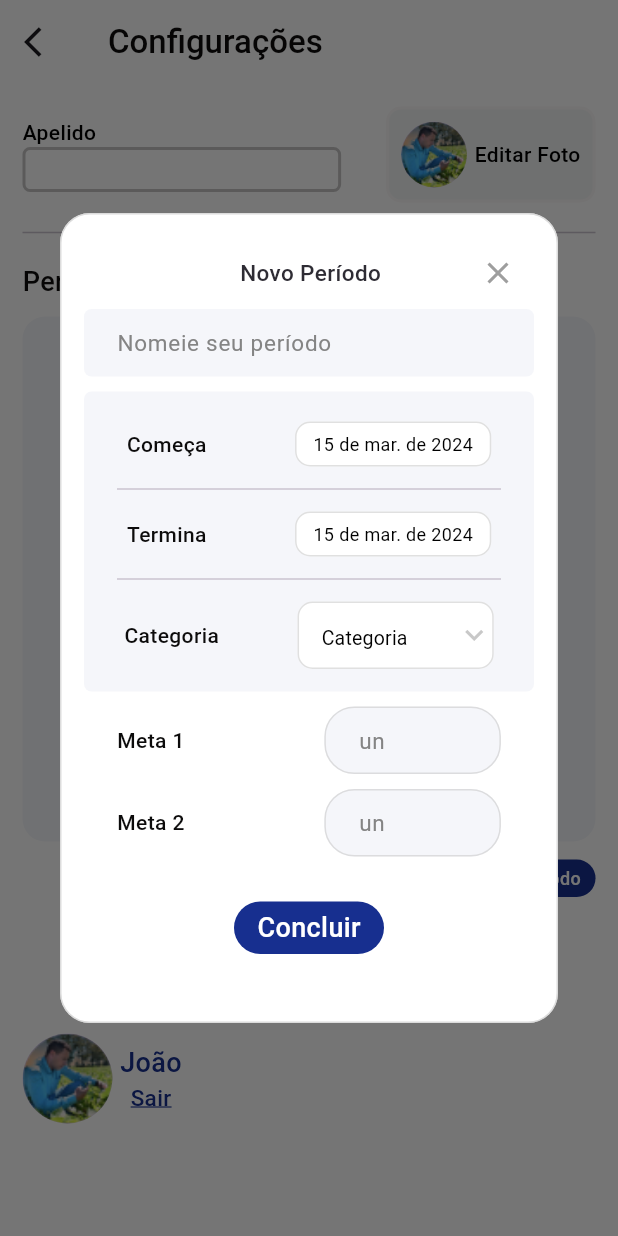
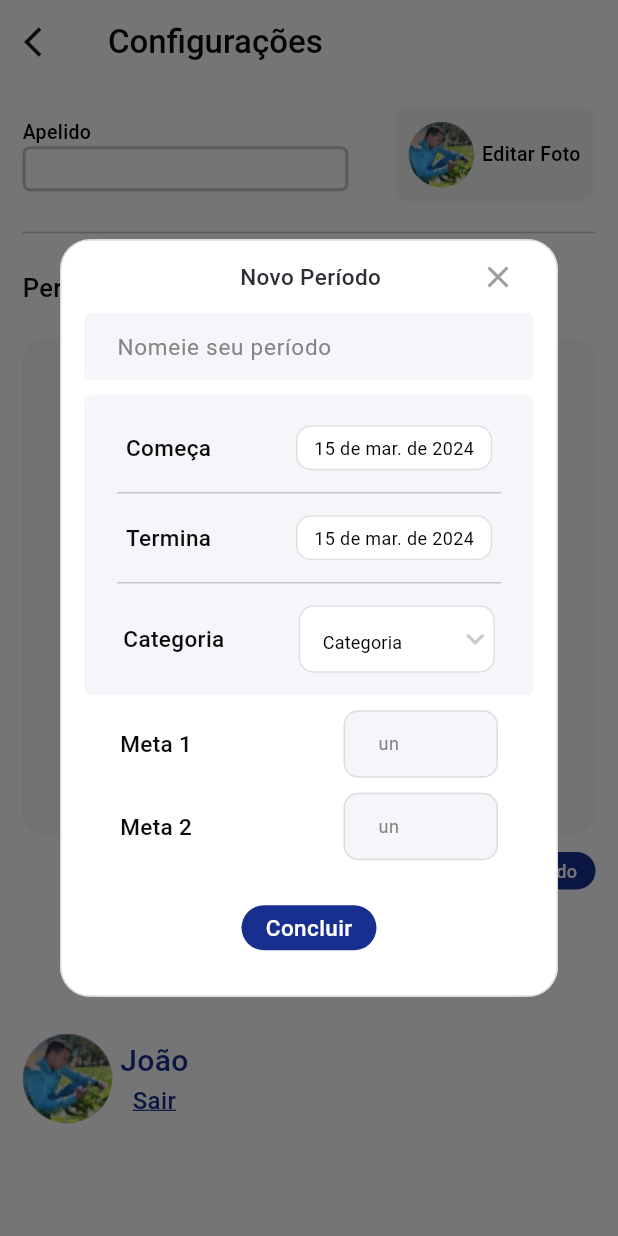
Before and after one commit to Augustob790/CRUD-Flutter, a Flutter app: the screen it shows after launch, after a tap on "Adicionar Período", on a phone screen of 412 x 824 dp. Run offline on Flutter 3.47's test engine with Material 3 defaults, Android fonts, the phone set to English and light mode, and no system bars; our stand-ins replace sqflite, table_calendar; accounts and stored records are empty; Roboto replaces fonts that are missing (Manrope, Nunito).

```diff
--- a/lib/presentation/pages/add/widget/add_modal.dart
+++ b/lib/presentation/pages/add/widget/add_modal.dart
@@ -49,7 +49,7 @@ class _PopUpOpinionsState extends State<AddNewPeriod> {
             borderRadius: const BorderRadius.all(Radius.circular(20)),
           ),
           child: Padding(
-            padding: const EdgeInsets.all(15),
+            padding: const EdgeInsets.fromLTRB(15, 0, 15, 0),
             child: Column(
               mainAxisAlignment: MainAxisAlignment.center,
               children: [
@@ -62,13 +62,11 @@ class _PopUpOpinionsState extends State<AddNewPeriod> {
                         padding: const EdgeInsets.fromLTRB(50.0, 0, 0, 0),
                         child: Align(
                           alignment: Alignment.center,
-                          child: const Text(
-                            "Novo Período",
-                            style: TextStyle(
-                              fontSize: 15,
-                              fontWeight: FontWeight.w500,
-                              color: Color.fromRGBO(46, 44, 52, 1),
-                            ),
+                          child: const Manrope(
+                            text: "Novo Período",
+                            color: Color.fromRGBO(46, 44, 52, 1),
+                            size: 15,
+                            font: FontWeight.w500,
                           ),
                         ),
                       ),
@@ -95,6 +93,7 @@ class _PopUpOpinionsState extends State<AddNewPeriod> {
                           }
                           return null;
                         },
+                        fontSize: 15,
                         controller: widget.controller.titleController,
                         labelText: "Nomeie seu período",
                         obscure: false,
@@ -125,7 +124,7 @@ class _PopUpOpinionsState extends State<AddNewPeriod> {
                               text: "Começa",
                               color: Color.fromARGB(255, 12, 11, 11),
                               font: FontWeight.w500,
-                              size: 14,
+                              size: 15,
                             ),
                             const SizedBox(width: 5),
                             SizedBox(
@@ -140,7 +139,7 @@ class _PopUpOpinionsState extends State<AddNewPeriod> {
                                   });
                                 },
                                 positionedLeft: 65,
-                                positionedTop: 130,
+                                positionedTop: 150,
                               ),
                             )
                           ],
@@ -159,7 +158,7 @@ class _PopUpOpinionsState extends State<AddNewPeriod> {
                               text: "Termina",
                               color: Color.fromARGB(255, 12, 11, 11),
                               font: FontWeight.w500,
-                              size: 14,
+                              size: 15,
                             ),
                             const SizedBox(width: 5),
                             SizedBox(
@@ -174,7 +173,7 @@ class _PopUpOpinionsState extends State<AddNewPeriod> {
                                     });
                                   },
                                   positionedLeft: 65,
-                                  positionedTop: 130,
+                                  positionedTop: 150,
                                 )),
                             //Divider(height: 10),
                           ],
@@ -193,7 +192,7 @@ class _PopUpOpinionsState extends State<AddNewPeriod> {
                               text: "Categoria",
                               color: Color.fromARGB(255, 12, 11, 11),
                               font: FontWeight.w500,
-                              size: 14,
+                              size: 15,
                             ),
                             const SizedBox(width: 5),
                             Container(
@@ -202,8 +201,8 @@ class _PopUpOpinionsState extends State<AddNewPeriod> {
                               decoration: BoxDecoration(
                                 color: Colors.white,
                                 border: Border.all(
-                                    color:
-                                        const Color.fromARGB(159, 205, 205, 205),
+                                    color: const Color.fromARGB(
+                                        159, 205, 205, 205),
                                     width: 1),
                                 borderRadius:
                                     const BorderRadius.all(Radius.circular(10)),
@@ -221,7 +220,8 @@ class _PopUpOpinionsState extends State<AddNewPeriod> {
                                     widget.controller
                                         .onSelectedCategory(value ?? "");
                                   },
-                                  value: widget.controller.dropdownCategoryValue,
+                                  value:
+                                      widget.controller.dropdownCategoryValue,
                                   lists: widget.controller.categoria,
                                 ),
                               ),
@@ -240,7 +240,7 @@ class _PopUpOpinionsState extends State<AddNewPeriod> {
                       text: "Meta 1",
                       color: Color.fromARGB(255, 12, 11, 11),
                       font: FontWeight.w500,
-                      size: 14,
+                      size: 15,
                     ),
                     const SizedBox(width: 5),
                     InputPersonalized(
@@ -252,16 +252,17 @@ class _PopUpOpinionsState extends State<AddNewPeriod> {
                         }
                         return null;
                       },
+                      fontSize: 12,
                       controller: widget.controller.meta1,
                       labelText: "un",
                       obscure: false,
                       height: 45,
-                      width: (size.width / 3.5),
+                      width: (size.width / 4),
                       inputFormatters: [
                         FilteringTextInputFormatter.allow(RegExp('[0-9]')),
                         LengthLimitingTextInputFormatter(7),
                       ],
-                      borderRadius: const BorderRadius.all(Radius.circular(20)),
+                      borderRadius: const BorderRadius.all(Radius.circular(10)),
                       border: Border.all(
                           color: const Color.fromARGB(159, 205, 205, 205),
                           width: 1),
@@ -276,7 +277,7 @@ class _PopUpOpinionsState extends State<AddNewPeriod> {
                       text: "Meta 2",
                       color: Color.fromARGB(255, 12, 11, 11),
                       font: FontWeight.w500,
-                      size: 14,
+                      size: 15,
                     ),
                     const SizedBox(width: 5),
                     InputPersonalized(
@@ -289,15 +290,16 @@ class _PopUpOpinionsState extends State<AddNewPeriod> {
                         return null;
                       },
                       controller: widget.controller.meta2,
+                      fontSize: 12,
                       labelText: "un",
                       obscure: false,
                       height: 45,
-                      width: (size.width / 3.5),
+                      width: (size.width / 4),
                       inputFormatters: [
                         FilteringTextInputFormatter.allow(RegExp('[0-9]')),
                         LengthLimitingTextInputFormatter(7),
                       ],
-                      borderRadius: const BorderRadius.all(Radius.circular(20)),
+                      borderRadius: const BorderRadius.all(Radius.circular(10)),
                       border: Border.all(
                           color: const Color.fromARGB(159, 205, 205, 205),
                           width: 1),
@@ -306,11 +308,12 @@ class _PopUpOpinionsState extends State<AddNewPeriod> {
                 ),
                 CustomButtonStandard(
                   margin: const EdgeInsets.only(top: 30, bottom: 30),
-                  height: 35,
-                  width: 100,
+                  height: 30,
+                  width: 90,
                   onTap: widget.add,
                   color: Color.fromARGB(247, 15, 40, 139),
                   text: "Concluir",
+                  size: 15,
                   isLoading: true,
                 ),
               ],
--- a/lib/presentation/pages/home_page.dart
+++ b/lib/presentation/pages/home_page.dart
@@ -58,15 +58,18 @@ class _NoteListScreenState extends State<NoteListScreen> {
                     children: [
                       TopApp(),
                       Divider(height: 40),
-                      Manrope(
-                        text: "Períodos",
-                        color: Color.fromARGB(255, 12, 11, 11),
-                        font: FontWeight.w500,
-                        size: 18,
+                      Padding(
+                        padding: const EdgeInsets.only(top:5, bottom: 12),
+                        child: Manrope(
+                          text: "Períodos",
+                          color: Color.fromARGB(255, 12, 11, 11),
+                          font: FontWeight.w500,
+                          size: 17,
+                        ),
                       ),
                       Flexible(
                         child: Container(
-                        height: 350,
+                        height: 330,
                           margin: EdgeInsets.only(top: 10),
                           padding: EdgeInsets.all(10.0),
                           decoration: BoxDecoration(
--- a/lib/presentation/widgets/add_new_period.dart
+++ b/lib/presentation/widgets/add_new_period.dart
@@ -16,11 +16,11 @@ class AddNewPeriodButton extends StatelessWidget {
       alignment: Alignment.centerRight,
       child: CustomButtonStandard(
         height: 25,
-        width: 120,
+        width: 125,
         onTap: onTap,
         color: const Color.fromARGB(247, 15, 40, 139),
         text: "Adicionar Período",
-        size: 12.0,
+        size: 12,
         isLoading: true,
       ),
     );
--- a/lib/presentation/widgets/custom_exit.dart
+++ b/lib/presentation/widgets/custom_exit.dart
@@ -26,14 +26,14 @@ class CustomExit extends StatelessWidget {
                   text: "João",
                   color: Color.fromARGB(247, 15, 40, 139),
                   font: FontWeight.w500,
-                  size: 18,
+                  size: 20,
                 ),
                 Manrope(
                   decoration: TextDecoration.underline,
                   text: "Sair",
                   color: Color.fromARGB(247, 15, 40, 139),
                   font: FontWeight.w500,
-                  size: 15,
+                  size: 16,
                 ),
               ],
             ),
--- a/lib/presentation/widgets/dropdown.dart
+++ b/lib/presentation/widgets/dropdown.dart
@@ -28,7 +28,7 @@ class DropdownButtonForm extends StatelessWidget {
             text: value,
             color: Colors.black,
             font: FontWeight.w400,
-            size: 13,
+            size: 12,
           ),
         );
       }).toList(),
--- a/lib/presentation/widgets/input_personalized.dart
+++ b/lib/presentation/widgets/input_personalized.dart
@@ -21,11 +21,13 @@ class InputPersonalized extends StatelessWidget {
     this.onChanged,
     this.obscureText = false,
     this.height = 60.0,
-    this.borderRadius = const BorderRadius.all(Radius.circular(5)), this.border,
+    this.borderRadius = const BorderRadius.all(Radius.circular(5)),
+    this.border, required this.fontSize,
   });
   final Widget? image;
   final double height;
   final double width;
+  final double fontSize;
   final Function()? onTap;
   final Function()? onEditingComplete;
   final bool obscure;
@@ -71,11 +73,11 @@ class InputPersonalized extends StatelessWidget {
                   obscureText: obscureText,
                   autovalidateMode: autovalidateMode,
                   controller: controller,
-                  style: const TextStyle(
-                      fontFamily: 'Nunito',
-                      color: Color.fromARGB(255, 8, 1, 1),
+                  style: TextStyle(
+                      fontFamily: 'Manrope',
+                      color: const Color.fromARGB(255, 8, 1, 1),
                       fontWeight: FontWeight.w400,
-                      fontSize: 14),
+                      fontSize: fontSize),
                   inputFormatters: inputFormatters,
                   onEditingComplete: onEditingComplete,
                   decoration: InputDecoration(
@@ -86,10 +88,10 @@ class InputPersonalized extends StatelessWidget {
                     disabledBorder: InputBorder.none,
                     hintText: hintText,
                     labelText: labelText,
-                    labelStyle: const TextStyle(
+                    labelStyle:  TextStyle(
                         fontFamily: 'Nunito',
-                        color: Color.fromARGB(255, 132, 132, 132),
-                        fontSize: 15),
+                        color: const Color.fromARGB(255, 132, 132, 132),
+                        fontSize: fontSize),
                     counterText: "",
                   ),
                   validator: validator,
--- a/lib/presentation/widgets/top_app.dart
+++ b/lib/presentation/widgets/top_app.dart
@@ -17,7 +17,7 @@ class TopApp extends StatelessWidget {
                 text: "Apelido",
                 color: Colors.black,
                 font: FontWeight.w500,
-                size: 14,
+                size: 13,
               ),
               Container(
                 height: 30,
@@ -54,7 +54,7 @@ class TopApp extends StatelessWidget {
                 text: "Editar Foto",
                 color: Colors.black,
                 font: FontWeight.w500,
-                size: 14,
+                size: 13,
               ),
             ],
           ),
```
Also changed, not shown: lib/presentation/pages/edit/widget/edit_modal.dart (+25 -22 lines), lib/presentation/pages/info/info_modal.dart (+30 -27 lines).
